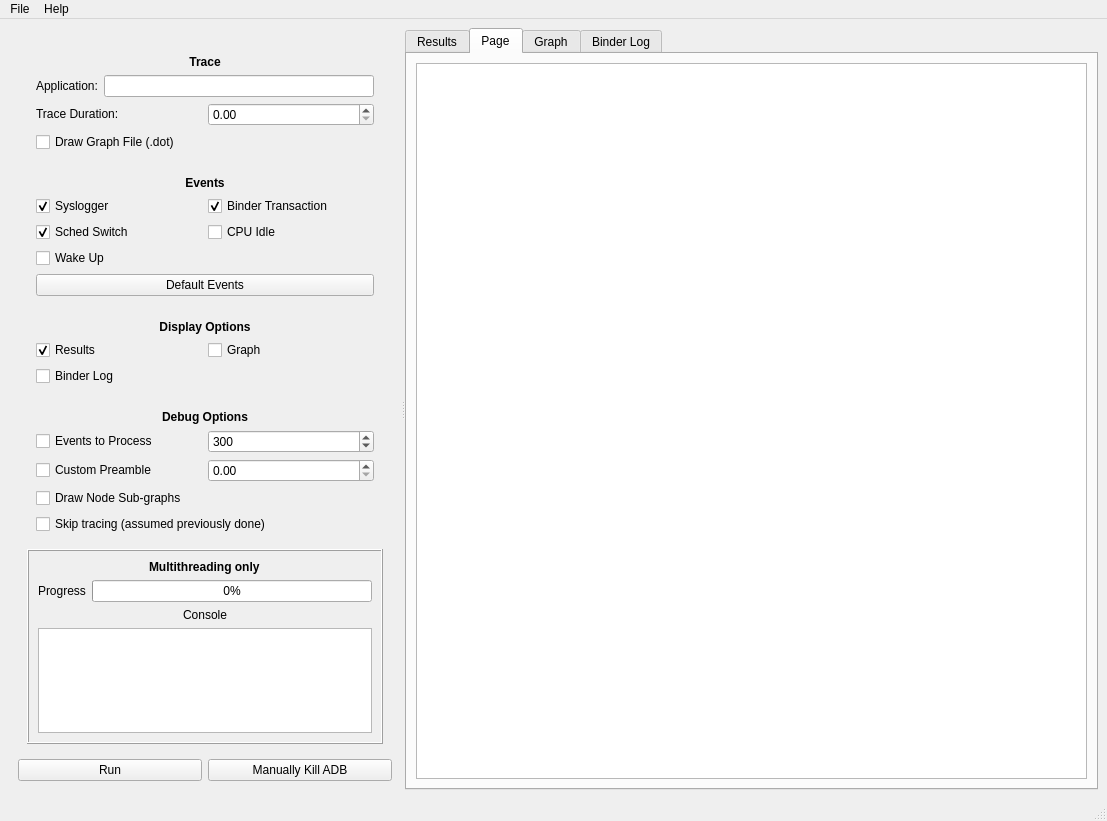
Qt form UI/MainInterface.ui (alxhoff/BrezeFlow) before a commit.
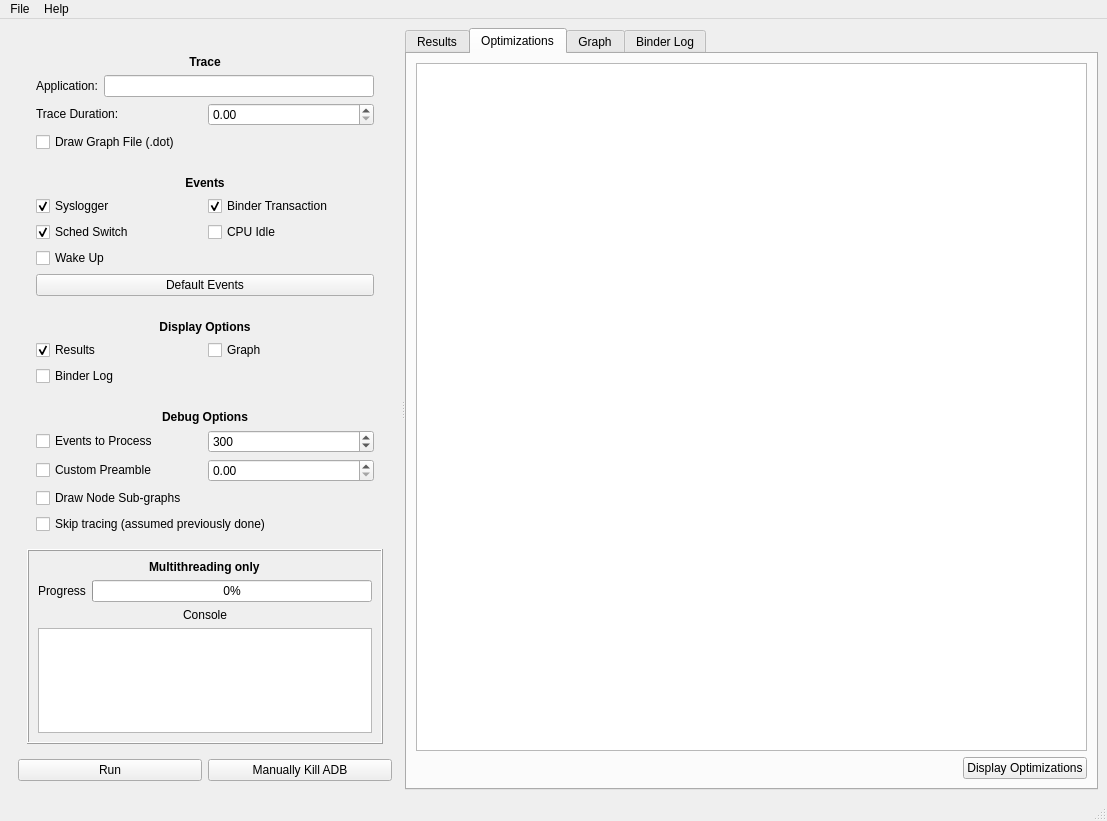
The same form after that commit. The open tabs and pages were chosen to show the change. Icons and pictures are not drawn.

Commit message: added optimization results tab

Diff of the .ui file:
```diff
--- a/UI/MainInterface.ui
+++ b/UI/MainInterface.ui
@@ -536,12 +536,23 @@
        </widget>
        <widget class="QWidget" name="tab">
         <attribute name="title">
-         <string>Page</string>
+         <string>Optimizations</string>
         </attribute>
         <layout class="QVBoxLayout" name="verticalLayout_10">
          <item>
           <widget class="QTableWidget" name="tableWidgetOptimizations"/>
          </item>
+         <item>
+          <layout class="QHBoxLayout" name="horizontalLayout_12">
+           <item alignment="Qt::AlignRight">
+            <widget class="QPushButton" name="pushButtonDisplayOptimizations">
+             <property name="text">
+              <string>Display Optimizations</string>
+             </property>
+            </widget>
+           </item>
+          </layout>
+         </item>
         </layout>
        </widget>
        <widget class="QWidget" name="tabGraph">
```
Left out of the diff: 2 changed lines with no effect on the pictures. The commit also changes 2 other files.
